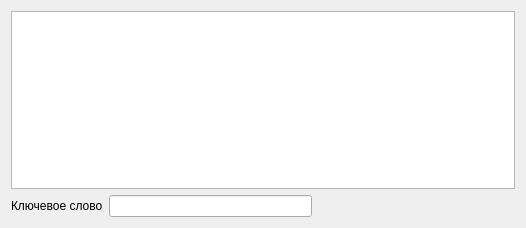
Qt form vigenerecipher.ui (smarttowel/crypto) before a commit.
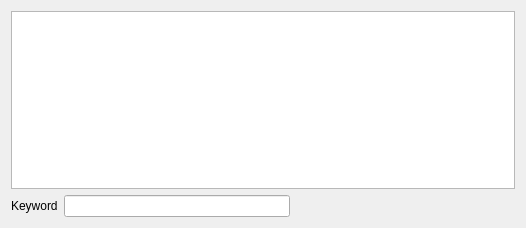
The same form after that commit.

What changed in the file:
```diff
--- a/vigenerecipher.ui
+++ b/vigenerecipher.ui
@@ -24,7 +24,7 @@
        <item>
         <widget class="QLabel" name="label">
          <property name="text">
-          <string>Ключевое слово</string>
+          <string>Keyword</string>
          </property>
         </widget>
        </item>
```
